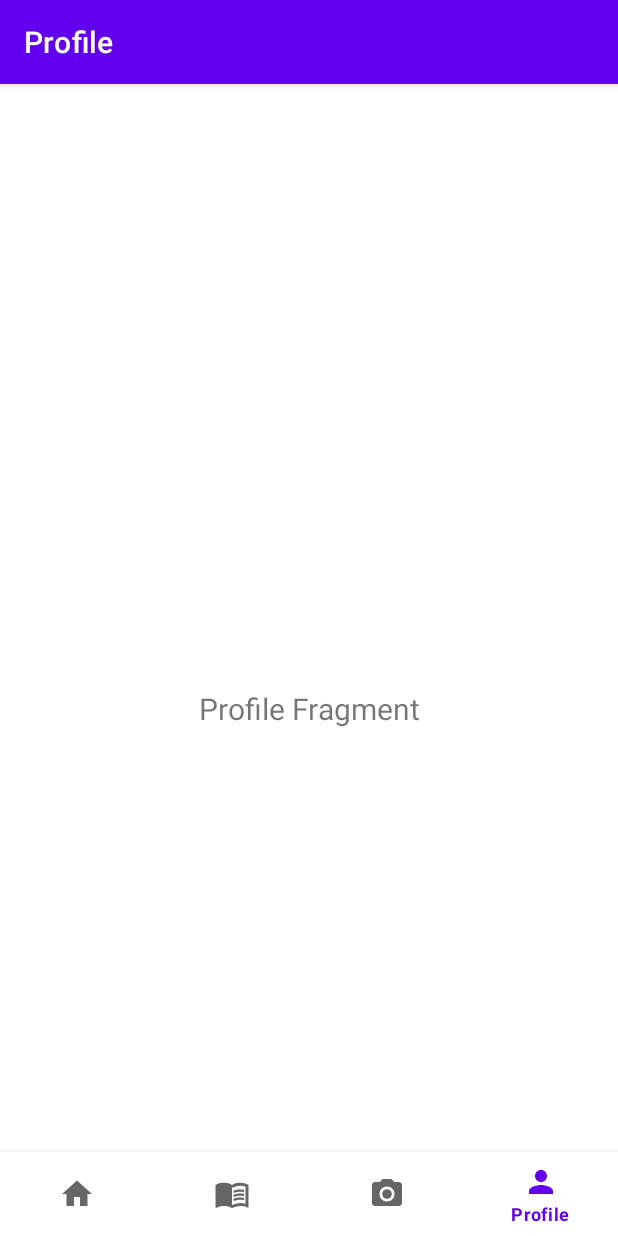
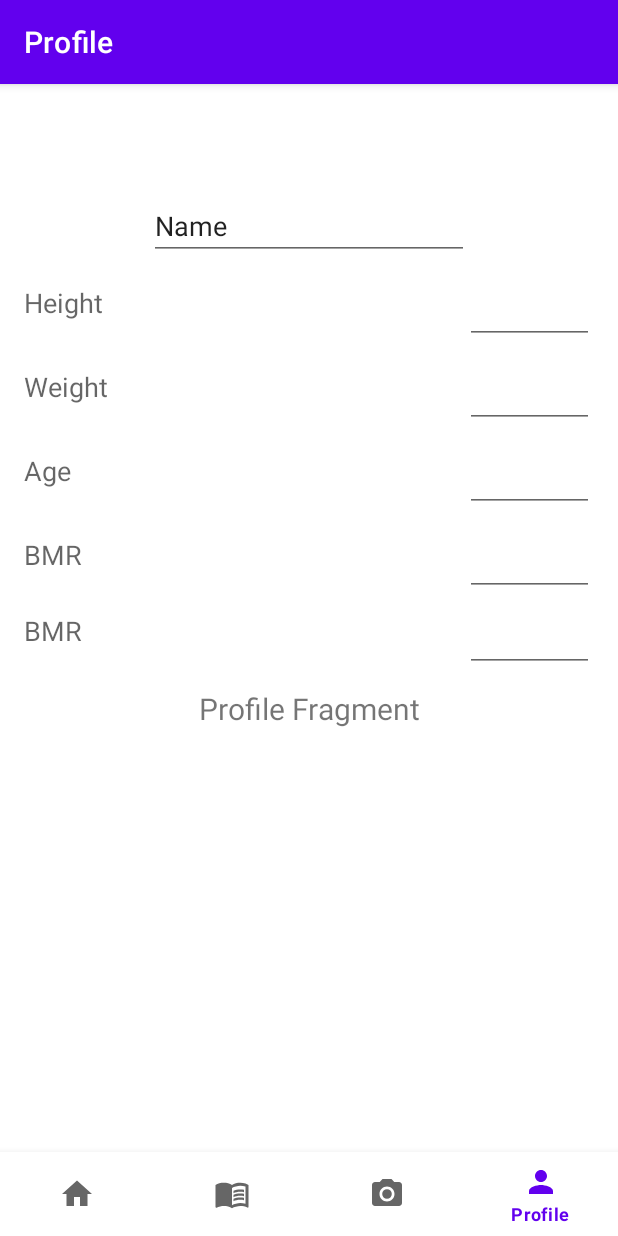
Before and after one commit to bwan242/NutriView2021, an Android app: the ProfileFragment screen opened through its navigation route, on a phone screen of 412 x 824 dp. Run offline under Robolectric (Android 15) with nearby library versions, the phone set to English and light mode, and no system bars; our stand-ins replace navigation-ui.

Commit message:
Added text and input boxes to profile fragment

```diff
--- a/app/src/main/java/com/example/nutriview2021/ui/profile/ProfileViewModel.java
+++ b/app/src/main/java/com/example/nutriview2021/ui/profile/ProfileViewModel.java
@@ -7,6 +7,7 @@ import androidx.lifecycle.ViewModel;
 public class ProfileViewModel extends ViewModel {
 
     private MutableLiveData<String> mText;
+
 
     public ProfileViewModel() {
         mText = new MutableLiveData<>();
--- a/app/src/main/res/layout/activity_main.xml
+++ b/app/src/main/res/layout/activity_main.xml
@@ -26,7 +26,7 @@
         android:layout_height="match_parent"
         app:defaultNavHost="true"
         app:layout_constraintBottom_toTopOf="@id/nav_view"
-        app:layout_constraintHorizontal_bias="1.0"
+        app:layout_constraintHorizontal_bias="0.0"
         app:layout_constraintLeft_toLeftOf="parent"
         app:layout_constraintRight_toRightOf="parent"
         app:layout_constraintTop_toTopOf="parent"
--- a/app/src/main/res/layout/fragment_profile.xml
+++ b/app/src/main/res/layout/fragment_profile.xml
@@ -19,4 +19,143 @@
         app:layout_constraintEnd_toEndOf="parent"
         app:layout_constraintStart_toStartOf="parent"
         app:layout_constraintTop_toTopOf="parent" />
+
+    <TextView
+        android:id="@+id/textView2"
+        android:layout_width="60dp"
+        android:layout_height="40dp"
+        android:layout_marginStart="16dp"
+        android:layout_marginLeft="16dp"
+        android:layout_marginTop="16dp"
+        android:text="Height"
+        android:textAppearance="@style/TextAppearance.AppCompat.Medium"
+        app:layout_constraintStart_toStartOf="parent"
+        app:layout_constraintTop_toBottomOf="@+id/editTextTextPersonName6" />
+
+    <TextView
+        android:id="@+id/textView3"
+        android:layout_width="60dp"
+        android:layout_height="40dp"
+        android:layout_marginStart="16dp"
+        android:layout_marginLeft="16dp"
+        android:layout_marginTop="16dp"
+        android:text="Age"
+        android:textAppearance="@style/TextAppearance.AppCompat.Medium"
+        app:layout_constraintStart_toStartOf="parent"
+        app:layout_constraintTop_toBottomOf="@+id/textView6" />
+
+    <TextView
+        android:id="@+id/textView6"
+        android:layout_width="60dp"
+        android:layout_height="40dp"
+        android:layout_marginStart="16dp"
+        android:layout_marginLeft="16dp"
+        android:layout_marginTop="16dp"
+        android:text="Weight"
+        android:textAppearance="@style/TextAppearance.AppCompat.Medium"
+        app:layout_constraintStart_toStartOf="parent"
+        app:layout_constraintTop_toBottomOf="@+id/textView2" />
+
+    <TextView
+        android:id="@+id/textView4"
+        android:layout_width="60dp"
+        android:layout_height="40dp"
+        android:layout_marginStart="16dp"
+        android:layout_marginLeft="16dp"
+        android:layout_marginTop="16dp"
+        android:text="BMR"
+        android:textAppearance="@style/TextAppearance.AppCompat.Medium"
+        app:layout_constraintStart_toStartOf="parent"
+        app:layout_constraintTop_toBottomOf="@+id/textView3" />
+
+    <TextView
+        android:id="@+id/textView7"
+        android:layout_width="60dp"
+        android:layout_height="40dp"
+        android:layout_marginStart="16dp"
+        android:layout_marginLeft="16dp"
+        android:layout_marginTop="16dp"
+        android:layout_marginBottom="16dp"
+        android:text="BMR"
+        android:textAppearance="@style/TextAppearance.AppCompat.Medium"
+        app:layout_constraintBottom_toTopOf="@+id/text_profile"
+        app:layout_constraintStart_toStartOf="parent"
+        app:layout_constraintTop_toBottomOf="@+id/textView4" />
+
+    <EditText
+        android:id="@+id/editTextTextPersonName6"
+        android:layout_width="wrap_content"
+        android:layout_height="wrap_content"
+        android:layout_marginTop="16dp"
+        android:ems="10"
+        android:inputType="textPersonName"
+        android:text="Name"
+        app:layout_constraintEnd_toEndOf="parent"
+        app:layout_constraintStart_toStartOf="parent"
+        app:layout_constraintTop_toTopOf="parent" />
+
+    <EditText
+        android:id="@+id/editTextTextPersonName8"
+        android:layout_width="86dp"
+        android:layout_height="40dp"
+        android:layout_marginTop="16dp"
+        android:layout_marginEnd="16dp"
+        android:layout_marginRight="16dp"
+        android:ems="10"
+        android:inputType="textPersonName"
+        app:layout_constraintEnd_toEndOf="parent"
+        app:layout_constraintTop_toBottomOf="@+id/editTextTextPersonName6" />
+
+    <EditText
+        android:id="@+id/editTextTextPersonName9"
+        android:layout_width="86dp"
+        android:layout_height="40dp"
+        android:layout_marginTop="16dp"
+        android:layout_marginEnd="16dp"
+        android:layout_marginRight="16dp"
+        android:ems="10"
+        android:inputType="textPersonName"
+        app:layout_constraintEnd_toEndOf="parent"
+        app:layout_constraintTop_toBottomOf="@+id/editTextTextPersonName8" />
+
+    <EditText
+        android:id="@+id/editTextTextPersonName10"
+        android:layout_width="86dp"
+        android:layout_height="40dp"
+        android:layout_marginTop="16dp"
+        android:layout_marginEnd="16dp"
+        android:layout_marginRight="16dp"
+        android:ems="10"
+        android:inputType="textPersonName"
+        app:layout_constraintEnd_toEndOf="parent"
+        app:layout_constraintTop_toBottomOf="@+id/editTextTextPersonName9" />
+
+    <EditText
+        android:id="@+id/editTextTextPersonName11"
+        android:layout_width="86dp"
+        android:layout_height="40dp"
+        android:layout_marginTop="16dp"
+        android:layout_marginEnd="16dp"
+        android:layout_marginRight="16dp"
+        android:ems="10"
+        android:inputType="textPersonName"
+        app:layout_constraintEnd_toEndOf="parent"
+        app:layout_constraintTop_toBottomOf="@+id/editTextTextPersonName10" />
+
+    <EditText
+        android:id="@+id/editTextTextPersonName12"
+        android:layout_width="86dp"
+        android:layout_height="40dp"
+        android:layout_marginTop="16dp"
+        android:layout_marginEnd="16dp"
+        android:layout_marginRight="16dp"
+        android:layout_marginBottom="16dp"
+        android:ems="10"
+        android:inputType="textPersonName"
+        app:layout_constraintBottom_toTopOf="@+id/text_profile"
+        app:layout_constraintEnd_toEndOf="parent"
+        app:layout_constraintTop_toBottomOf="@+id/editTextTextPersonName11" />
+
+    \\\
+
 </androidx.constraintlayout.widget.ConstraintLayout>
```
